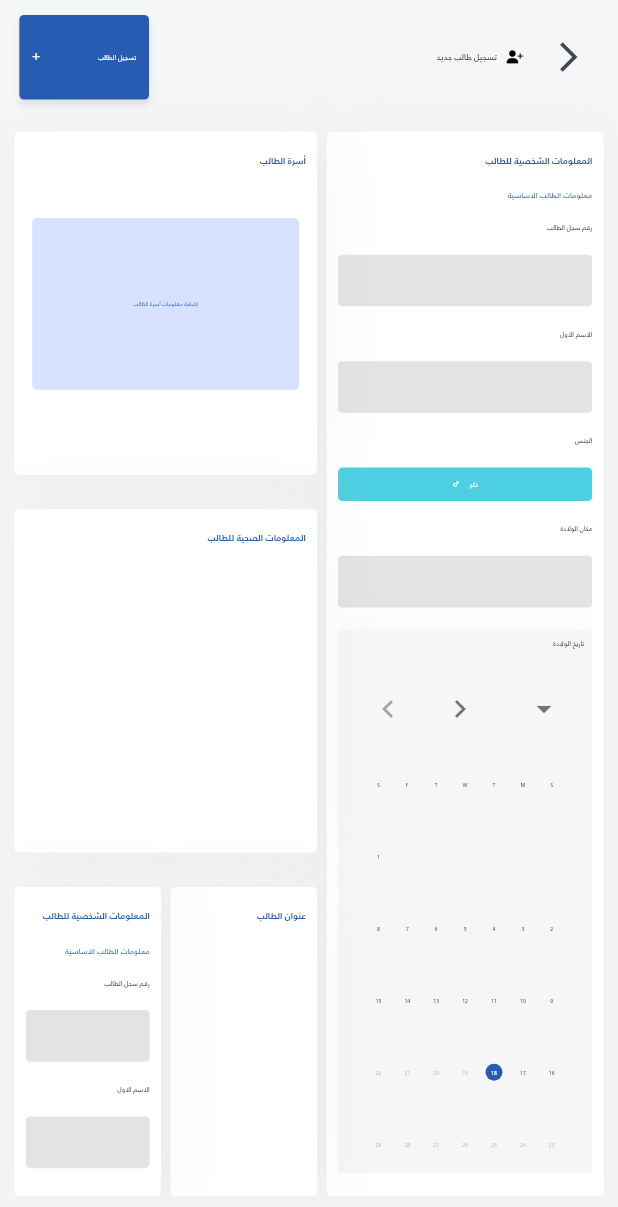
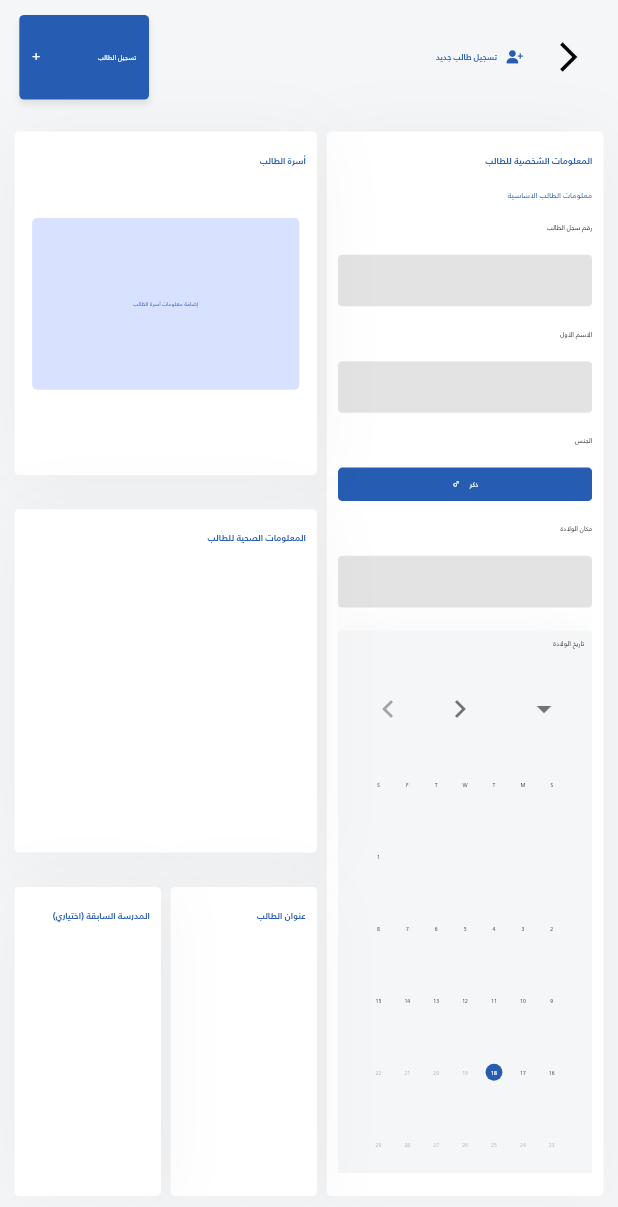
Before and after one commit to sari-shehada/qalam-and-noor-frontend, a Flutter app: the NewStudentRegistrationPage screen opened directly, on a phone screen of 412 x 824 dp. Shown: the top 1207 px of the screen. Run offline on Flutter 3.47's test engine with Material 2 defaults, Android fonts, the phone set to English and light mode, and no system bars; our stand-ins replace flutter_feather_icons, flutter_screenutil, font_awesome_flutter, get, shared_preferences, syncfusion_flutter_charts; accounts and stored records are empty.

Commit message:
Edited GenderColor Widget & Modified CustomAppBar Icon+Title Color

```diff
--- a/lib/pages/new_student_registration/main_page/views/new_student_registration_page.dart
+++ b/lib/pages/new_student_registration/main_page/views/new_student_registration_page.dart
@@ -2,12 +2,11 @@ import 'package:flutter/material.dart';
 import 'package:flutter_screenutil/flutter_screenutil.dart';
 import 'package:font_awesome_flutter/font_awesome_flutter.dart';
 import 'package:get/get.dart';
-import 'package:kalam_noor/models/previous_schools/student_previous_school.dart';
 import 'package:kalam_noor/pages/new_student_registration/address_information/views/widgets/student_address_info_widget.dart';
 import 'package:kalam_noor/pages/new_student_registration/main_page/controllers/new_student_registration_controller.dart';
 import 'package:kalam_noor/pages/new_student_registration/medical_information/views/widgets/student_medical_info_widget.dart';
 import 'package:kalam_noor/pages/new_student_registration/personal_information/views/widgets/student_personal_info_widget.dart';
-import 'package:kalam_noor/to_be_disposed/new_student_registration/student_information/views/new_student_registration_page.dart';
+import 'package:kalam_noor/pages/new_student_registration/previous_school_information/views/widgets/student_previous_school_info_widget.dart';
 import 'package:kalam_noor/tools/ui_tools/custom_appbar.dart';
 import 'package:kalam_noor/tools/ui_tools/ui_tools.dart';
 
@@ -138,7 +137,7 @@ class NewStudentRegistrationPage extends StatelessWidget {
                                         .previousSchoolInfoSectionStatus.value),
                               ),
                               padding: containerPadding,
-                              child: const StudentPersonalInfoWidget(),
+                              child: const StudentPreviousSchoolInfoWidget(),
                             ),
                           ),
                         ],
--- a/lib/pages/new_student_registration/personal_information/views/widgets/student_personal_info_widget.dart
+++ b/lib/pages/new_student_registration/personal_information/views/widgets/student_personal_info_widget.dart
@@ -45,7 +45,7 @@ class StudentPersonalInfoWidget extends StatelessWidget {
                   ),
                   AddVerticalSpacing(value: 20.h),
                   LabeledWidget(
-                    label: 'الأسم الأول',
+                    label: 'الاسم الأول',
                     child: HintedTextField(
                       controller: controller.firstNameController,
                       hintText: '',
@@ -59,7 +59,7 @@ class StudentPersonalInfoWidget extends StatelessWidget {
                         return AnimatedContainer(
                           decoration: BoxDecoration(
                             color: controller.isMale.value == true
-                                ? Colors.cyan[300]
+                                ? Get.theme.colorScheme.primary
                                 : Colors.pink[300],
                             borderRadius: BorderRadius.circular(14.r),
                           ),
--- a/lib/tools/ui_tools/custom_appbar.dart
+++ b/lib/tools/ui_tools/custom_appbar.dart
@@ -51,20 +51,22 @@ class CustomAppBar extends StatelessWidget with PreferredSizeWidget {
                     onPressed: () => Get.back(),
                     icon: const Icon(
                       Icons.arrow_back_ios,
+                      color: Colors.black,
                     ),
                   )
                 : const SizedBox.shrink(),
             FaIcon(
               iconData,
               size: 42.sp,
-              color: Colors.black,
+              color: Get.theme.colorScheme.primary,
             ),
             AddHorizontalSpacing(value: 30.w),
             Text(
               title,
               style: TextStyle(
                 fontSize: 25.sp,
-                color: Colors.black,
+                color: Get.theme.colorScheme.primary,
+                fontWeight: FontWeight.bold,
               ),
             ),
             const Spacer(),
```
